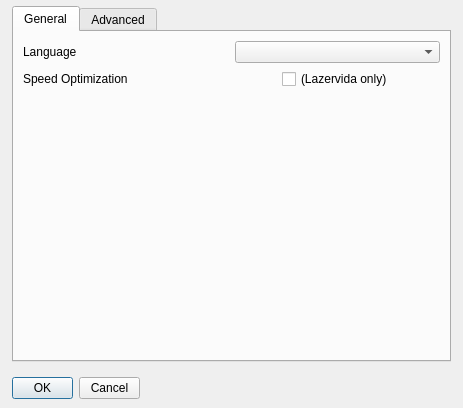
Before: the Qt Designer form src/windows/preferences-window.ui in flux3dp/swiftray, drawn with Qt 5.
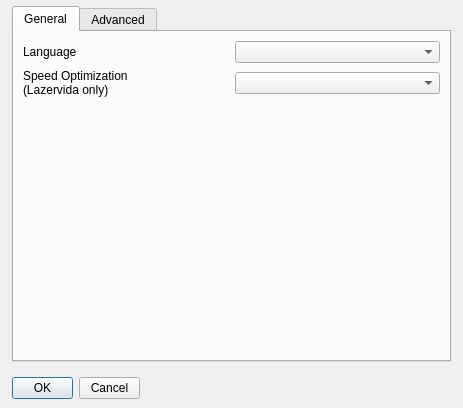
After: the same form once the commit is applied.

Patch:
```diff
--- a/src/windows/preferences-window.ui
+++ b/src/windows/preferences-window.ui
@@ -65,16 +65,13 @@
        <item>
         <widget class="QLabel" name="label_2">
          <property name="text">
-          <string>Speed Optimization</string>
+          <string>Speed Optimization
+(Lazervida only)</string>
          </property>
         </widget>
        </item>
-       <item alignment="Qt::AlignHCenter">
-        <widget class="QCheckBox" name="checkBox">
-         <property name="text">
-          <string>(Lazervida only)</string>
-         </property>
-        </widget>
+       <item>
+        <widget class="QComboBox" name="comboBoxSpeedOptimization"/>
        </item>
       </layout>
      </item>
```
